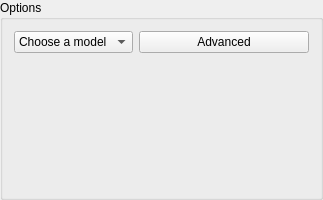
This is epipy/ui/view/optionsgroupbox.ui in ckaus/EpiPy as Qt 5 draws it before an edit. The edited form follows.
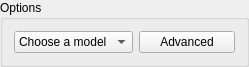
This is the edited form.

Diff of the .ui file:
```diff
--- a/epipy/ui/view/optionsgroupbox.ui
+++ b/epipy/ui/view/optionsgroupbox.ui
@@ -2,23 +2,14 @@
 <ui version="4.0">
  <class>options_group_box</class>
  <widget class="QGroupBox" name="options_group_box">
-  <property name="enabled">
-   <bool>true</bool>
-  </property>
   <property name="geometry">
    <rect>
     <x>0</x>
     <y>0</y>
-    <width>323</width>
-    <height>200</height>
+    <width>249</width>
+    <height>67</height>
    </rect>
   </property>
-  <property name="maximumSize">
-   <size>
-    <width>330</width>
-    <height>16777215</height>
-   </size>
-  </property>
   <property name="windowTitle">
    <string>Options</string>
   </property>
@@ -26,9 +17,6 @@
    <string>Options</string>
   </property>
   <layout class="QFormLayout" name="formLayout">
-   <property name="sizeConstraint">
-    <enum>QLayout::SetDefaultConstraint</enum>
-   </property>
    <item row="0" column="0">
     <widget class="QComboBox" name="model_combo_box">
      <property name="sizePolicy">
```
